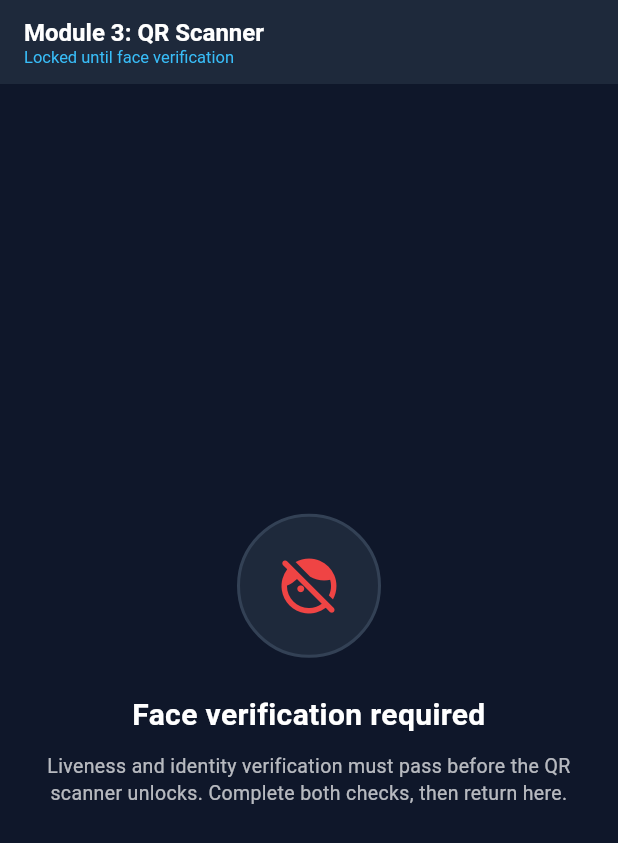
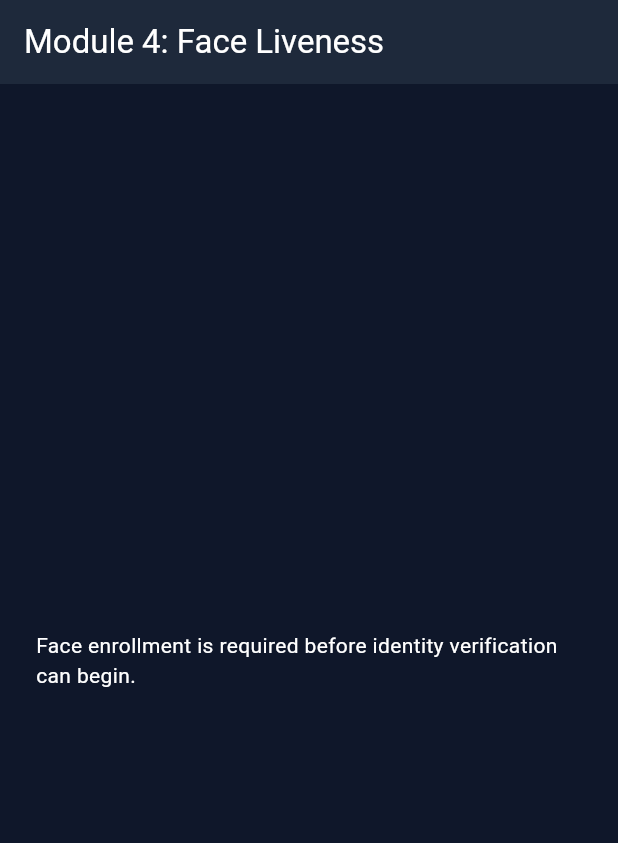
Before and after one commit to neelrathod46/new-attendance-tracker, a Flutter app: the screen it shows after launch, on a phone screen of 412 x 824 dp. Shown: the top 843 px of the screen. Run offline on Flutter 3.47's test engine with Material 3 defaults, Android fonts, the phone set to English and light mode, and no system bars; missing offline and left inert: google_mlkit_face_detection, mobile_scanner, tflite_flutter.

Commit message:
added module 4,5 pls work

```diff
--- a/lib/features/module_3_qr_scan/models/face_verification_result.dart
+++ b/lib/features/module_3_qr_scan/models/face_verification_result.dart
@@ -1,8 +1,8 @@
 /// Proof that face liveness and identity verification both passed.
 ///
 /// Module 3 only consumes this result. Modules 4 (liveness) and 5 (embedding
-/// match) will produce it; until they exist, [FaceVerificationResult.debugBypass]
-/// is available for local testing behind a debug-only launch flag.
+/// match) produce it; [FaceVerificationResult.debugBypass] remains available
+/// for local Module 3 testing behind a debug-only launch flag.
 class FaceVerificationResult {
   /// Cosine distance at or below which two 128-d embeddings count as a match.
   static const double matchThreshold = 0.40;
--- /dev/null
+++ b/lib/features/module_4_liveness/models/liveness_result.dart
@@ -0,0 +1,31 @@
+class LivenessResult {
+  final String imagePath;
+  final FaceBounds faceBounds;
+  final double openEyesProbability;
+  final double blinkEyesProbability;
+  final double smileProbability;
+
+  const LivenessResult({
+    required this.imagePath,
+    required this.faceBounds,
+    required this.openEyesProbability,
+    required this.blinkEyesProbability,
+    required this.smileProbability,
+  });
+}
+
+/// ML Kit face coordinates from the final capture. Keeping this primitive model
+/// avoids coupling the embedding layer to Flutter's UI geometry classes.
+class FaceBounds {
+  final double left;
+  final double top;
+  final double width;
+  final double height;
+
+  const FaceBounds({
+    required this.left,
+    required this.top,
+    required this.width,
+    required this.height,
+  });
+}
--- /dev/null
+++ b/lib/features/module_4_liveness/screens/liveness_screen.dart
@@ -0,0 +1,267 @@
+import 'package:camera/camera.dart';
+import 'package:flutter/material.dart';
+import 'package:google_mlkit_face_detection/google_mlkit_face_detection.dart';
+
+import '../../module_5_embedding/models/enrollment_profile.dart';
+import '../../module_5_embedding/screens/face_verification_screen.dart';
+import '../models/liveness_result.dart';
+
+/// A deliberate, user-visible three-frame liveness challenge. ML Kit supplies
+/// the face/eye/smile signals; identity matching is deferred to Module 5.
+class LivenessScreen extends StatefulWidget {
+  final EnrollmentProfile? enrollment;
+
+  const LivenessScreen({super.key, required this.enrollment});
+
+  @override
+  State<LivenessScreen> createState() => _LivenessScreenState();
+}
+
+class _LivenessScreenState extends State<LivenessScreen> {
+  final _detector = FaceDetector(
+    options: FaceDetectorOptions(
+      enableClassification: true,
+      enableLandmarks: true,
+      performanceMode: FaceDetectorMode.accurate,
+      minFaceSize: 0.20,
+    ),
+  );
+  CameraController? _camera;
+  var _loading = true;
+  var _busy = false;
+  var _step = 0;
+  double? _openEyes;
+  double? _blinkEyes;
+  double? _smile;
+  String? _finalImagePath;
+  FaceBounds? _finalFaceBounds;
+  String? _error;
+
+  static const _steps = ['Keep both eyes open', 'Blink naturally', 'Smile'];
+
+  @override
+  void initState() {
+    super.initState();
+    // Liveness proves presence, not identity. Avoid activating the camera until
+    // Module 1 has supplied the authenticated student's enrolled reference.
+    if (widget.enrollment == null) {
+      _loading = false;
+      _error = 'Face enrollment is required before identity verification can begin.';
+      return;
+    }
+    _initializeCamera();
+  }
+
+  Future<void> _initializeCamera() async {
+    try {
+      final cameras = await availableCameras();
+      final front = cameras.where(
+        (camera) => camera.lensDirection == CameraLensDirection.front,
+      );
+      final camera = front.isNotEmpty ? front.first : cameras.first;
+      final controller = CameraController(
+        camera,
+        ResolutionPreset.medium,
+        enableAudio: false,
+      );
+      await controller.initialize();
+      if (!mounted) {
+        await controller.dispose();
+        return;
+      }
+      setState(() {
+        _camera = controller;
+        _loading = false;
+      });
+      print('[LIVENESS] Front camera initialized.');
+    } catch (error) {
+      print('[LIVENESS] Camera initialization failed: $error');
+      if (mounted) {
+        setState(() {
+          _loading = false;
+          _error = 'Camera unavailable: $error';
+        });
+      }
+    }
+  }
+
+  Future<void> _captureChallengeFrame() async {
+    final camera = _camera;
+    if (camera == null || _busy) return;
+    setState(() {
+      _busy = true;
+      _error = null;
+    });
+    try {
+      final image = await camera.takePicture();
+      final faces = await _detector.processImage(
+        InputImage.fromFilePath(image.path),
+      );
+      if (faces.length != 1) {
+        throw StateError('Show exactly one face in the oval before capturing.');
+      }
+      final face = faces.single;
+      final leftEye = face.leftEyeOpenProbability;
+      final rightEye = face.rightEyeOpenProbability;
+      final eyeAverage = leftEye != null && rightEye != null
+          ? (leftEye + rightEye) / 2
+          : null;
+      final smile = face.smilingProbability;
+
+      if (_step == 0 && (eyeAverage == null || eyeAverage < .70)) {
+        throw StateError('Both eyes must be clearly open for the first frame.');
+      }
+      if (_step == 1 && (eyeAverage == null || eyeAverage > .35)) {
+        throw StateError('Blink, then capture while your eyes are closed.');
+      }
+      if (_step == 2 && (smile == null || smile < .55)) {
+        throw StateError('Please smile clearly, then try again.');
+      }
+
+      print('[LIVENESS] Step $_step accepted: eye=$eyeAverage smile=$smile');
+      setState(() {
+        if (_step == 0) _openEyes = eyeAverage;
+        if (_step == 1) _blinkEyes = eyeAverage;
+        if (_step == 2) {
+          _smile = smile;
+          _finalImagePath = image.path;
+          _finalFaceBounds = FaceBounds(
+            left: face.boundingBox.left,
+            top: face.boundingBox.top,
+            width: face.boundingBox.width,
+            height: face.boundingBox.height,
+          );
+        }
+        _step += 1;
+      });
+      if (_step == _steps.length) _continueToVerification();
+    } catch (error) {
+      print('[LIVENESS] Challenge frame rejected: $error');
+      if (mounted) {
+        setState(
+          () => _error = error.toString().replaceFirst('Bad state: ', ''),
+        );
+      }
+    } finally {
+      if (mounted) setState(() => _busy = false);
+    }
+  }
+
+  Future<void> _continueToVerification() async {
+    final imagePath = _finalImagePath;
+    final faceBounds = _finalFaceBounds;
+    if (imagePath == null || faceBounds == null || !mounted) return;
+    final result = LivenessResult(
+      imagePath: imagePath,
+      faceBounds: faceBounds,
+      openEyesProbability: _openEyes!,
+      blinkEyesProbability: _blinkEyes!,
+      smileProbability: _smile!,
+    );
+    await Navigator.of(context).push(
+      MaterialPageRoute(
+        builder: (_) => FaceVerificationScreen(
+          enrollment: widget.enrollment,
+          liveness: result,
+        ),
+      ),
+    );
+  }
+
+  @override
+  void dispose() {
+    print('[LIVENESS] Releasing camera and ML Kit detector.');
+    _camera?.dispose();
+    _detector.close();
+    super.dispose();
+  }
+
+  @override
+  Widget build(BuildContext context) {
+    final instruction = _step < _steps.length
+        ? _steps[_step]
+        : 'Liveness passed';
+    return Scaffold(
+      appBar: AppBar(title: const Text('Module 4: Face Liveness')),
+      body: _loading
+          ? const Center(child: CircularProgressIndicator())
+          : _camera == null
+          ? Center(
+              child: Padding(
+                padding: const EdgeInsets.all(24),
+                child: Text(_error ?? 'Camera unavailable'),
+              ),
+            )
+          : Column(
+              children: [
+                Expanded(
+                  child: Stack(
+                    fit: StackFit.expand,
+                    children: [
+                      CameraPreview(_camera!),
+                      Center(
+                        child: Container(
+                          width: 230,
+                          height: 300,
+                          decoration: BoxDecoration(
+                            border: Border.all(
+                              color: const Color(0xFF38BDF8),
+                              width: 3,
+                            ),
+                            borderRadius: BorderRadius.circular(140),
+                          ),
+                        ),
+                      ),
+                    ],
+                  ),
+                ),
+                Padding(
+                  padding: const EdgeInsets.all(20),
+                  child: Column(
+                    crossAxisAlignment: CrossAxisAlignment.stretch,
+                    children: [
+                      Text(
+                        'Step ${_step + 1} of 3 · $instruction',
+                        textAlign: TextAlign.center,
+                        style: const TextStyle(
+                          fontSize: 18,
+                          fontWeight: FontWeight.bold,
+                        ),
+                      ),
+                      const SizedBox(height: 8),
+                      const Text(
+                        'Three distinct captures prevent a static photo from passing.',
+                        textAlign: TextAlign.center,
+                      ),
+                      if (_error != null)
+                        Padding(
+                          padding: const EdgeInsets.only(top: 12),
+                          child: Text(
+                            _error!,
+                            textAlign: TextAlign.center,
+                            style: const TextStyle(color: Color(0xFFEF4444)),
+                          ),
+                        ),
+                      const SizedBox(height: 16),
+                      FilledButton.icon(
+                        onPressed: _busy ? null : _captureChallengeFrame,
+                        icon: _busy
+                            ? const SizedBox.square(
+                                dimension: 18,
+                                child: CircularProgressIndicator(
+                                  strokeWidth: 2,
+                                ),
+                              )
+                            : const Icon(Icons.camera_alt),
+                        label: Text(
+                          _busy ? 'Checking…' : 'Capture $instruction',
+                        ),
+                      ),
+                    ],
+                  ),
+                ),
+              ],
+            ),
+    );
+  }
+}
--- /dev/null
+++ b/lib/features/module_5_embedding/models/enrollment_profile.dart
@@ -0,0 +1,17 @@
+/// The enrolled reference vector is supplied by Module 1 after authenticated
+/// enrollment. It is deliberately not persisted in this prototype.
+class EnrollmentProfile {
+  final String studentId;
+  final List<double> embedding;
+
+  EnrollmentProfile({required this.studentId, required List<double> embedding})
+    : embedding = List.unmodifiable(embedding) {
+    if (this.embedding.length != 128) {
+      throw ArgumentError.value(
+        this.embedding.length,
+        'embedding.length',
+        'MobileFaceNet enrollment embeddings must contain 128 values.',
+      );
+    }
+  }
+}
--- a/lib/main.dart
+++ b/lib/main.dart
@@ -3,13 +3,13 @@ import 'package:flutter/material.dart';
 
 import 'features/module_3_qr_scan/models/face_verification_result.dart';
 import 'features/module_3_qr_scan/screens/qr_scanner_screen.dart';
+import 'features/module_4_liveness/screens/liveness_screen.dart';
 
 void main() {
   WidgetsFlutterBinding.ensureInitialized();
 
-  // Module 3 is gated on a passed liveness + identity verification. Modules 4/5
-  // do not exist yet, so debug builds can opt into a stand-in result to exercise
-  // the scanner. Release builds always start locked.
+  // Module 3 is gated on a passed liveness + identity verification. Debug builds
+  // may still opt into a stand-in result to exercise the scanner directly.
   final debugBypass =
       kDebugMode && const bool.fromEnvironment('BYPASS_FACE_VERIFICATION');
   final verification = debugBypass
@@ -39,7 +39,11 @@ class AttendanceApp extends StatelessWidget {
         ),
         useMaterial3: true,
       ),
-      home: QrScannerScreen(verification: verification),
+      // Existing installs may still use the debug-only Module 3 test route.
+      // Production begins with liveness; Auth will supply its enrollment profile.
+      home: verification == null
+          ? const LivenessScreen(enrollment: null)
+          : QrScannerScreen(verification: verification),
     );
   }
 }
--- a/pubspec.yaml
+++ b/pubspec.yaml
@@ -34,7 +34,11 @@ dependencies:
   # The following adds the Cupertino Icons font to your application.
   # Use with the CupertinoIcons class for iOS style icons.
   cupertino_icons: ^1.0.8
+  camera: ^0.11.3
+  google_mlkit_face_detection: ^0.15.1
+  image: ^4.5.4
   mobile_scanner: ^7.4.2
+  tflite_flutter: ^0.12.1
 
 dev_dependencies:
   flutter_test:
@@ -57,7 +61,6 @@ flutter:
   # included with your application, so that you can use the icons in
   # the material Icons class.
   uses-material-design: true
-
   # To add assets to your application, add an assets section, like this:
   # assets:
   #   - images/a_dot_burr.jpeg
```
Also changed, not shown: lib/features/module_5_embedding/screens/face_verification_screen.dart (added, +179 -0 lines), lib/features/module_5_embedding/services/face_embedding_service.dart (added, +107 -0 lines), pubspec.lock, 3 other files.
